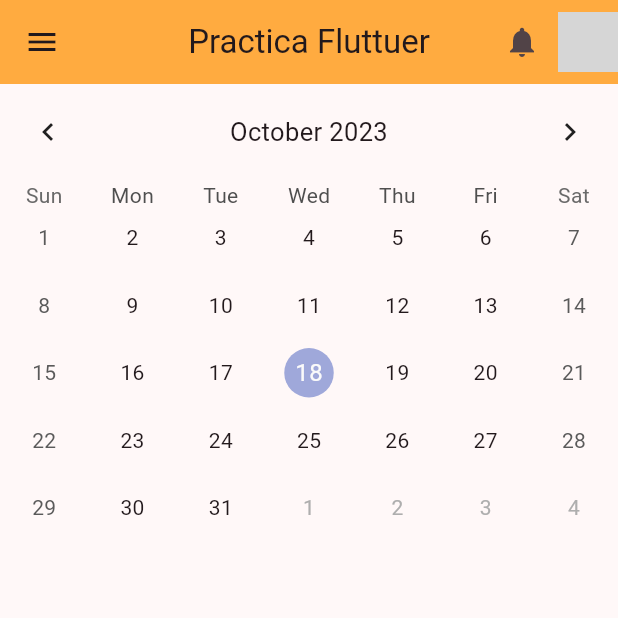
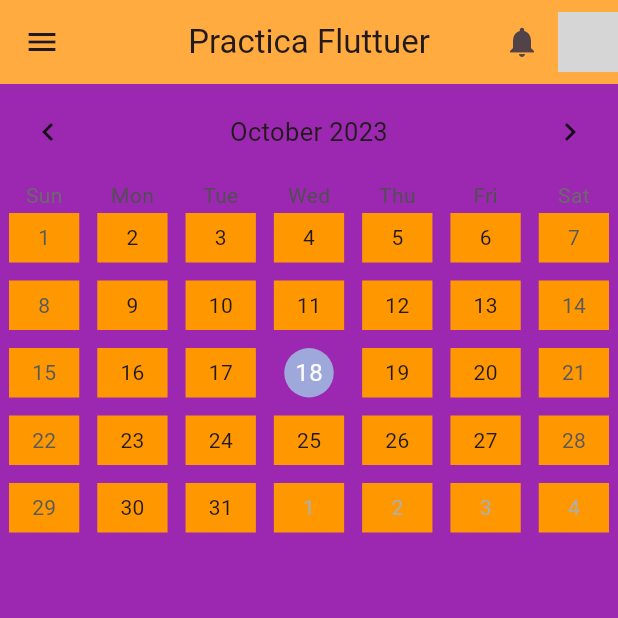
Before and after one commit to jvier990/PruebasFlutter, a Flutter app: the screen it shows after launch, on a phone screen of 412 x 824 dp, the top half of it. Run offline on Flutter 3.47's test engine with Material 2 defaults, Android fonts, the phone set to English and light mode, and no system bars; drawn by our look-alikes of table_calendar; missing offline and left inert: dart:html; network calls fail; grey boxes are pictures that could not be loaded.

Commit message:
"Calendario & Drawbar"

```diff
--- a/lib/Views/Counter.dart
+++ b/lib/Views/Counter.dart
@@ -1,3 +1,5 @@
+import 'dart:html';
+
 import 'package:flutter/material.dart';
 import 'package:table_calendar/table_calendar.dart';
 
@@ -33,6 +35,46 @@ class _practicaState extends State<practica> {
   @override
   Widget build(BuildContext context) {
     return Scaffold(
+      backgroundColor: Colors.purple,
+      drawer: Drawer(
+          shadowColor: Colors.black54,
+          child: Container(
+            color: Colors.black,
+            child: Column(
+              children: [
+                Container(
+                  width: 150,
+                  height: 150,
+                  margin: const EdgeInsets.only(top: 65, bottom: 20),
+                  child: Image.network(
+                      "https://media.tenor.com/ti0rtEuRNyEAAAAC/happy-halloween.gif"),
+                ),
+                const Text(
+                  "Javier Garcia",
+                  style: TextStyle(
+                      fontWeight: FontWeight.bold,
+                      fontSize: 20,
+                      color: Colors.white70),
+                ),
+                Container(
+                  margin: const EdgeInsets.only(top: 30),
+                  padding: const EdgeInsets.all(20),
+                  width: double.infinity,
+                  color: Colors.orange[400],
+                  child: const Text("Home",
+                      style: TextStyle(color: Colors.white70)),
+                ),
+                Container(
+                  margin: const EdgeInsets.only(top: 2),
+                  padding: const EdgeInsets.all(20),
+                  width: double.infinity,
+                  color: Colors.orange[400],
+                  child: const Text("Sign out",
+                      style: TextStyle(color: Colors.white70)),
+                ),
+              ],
+            ),
+          )),
       appBar: AppBar(
         title: const Text('Practica Fluttuer'),
         centerTitle: true,
@@ -47,21 +89,18 @@ class _practicaState extends State<practica> {
           ),
         ],
         backgroundColor: Colors.orangeAccent,
-        leading: IconButton(
-          onPressed: () {},
-          icon: IconButton(
-            onPressed: () {},
-            icon: const Icon(Icons.menu),
-          ),
-        ),
       ),
-      body: //SE PUEDE CREAR UN COMPONENTE PARA EL CALENDARIO
+      body:
+
+          //SE PUEDE CREAR UN COMPONENTE PARA EL CALENDARIO
           Column(children: [
         TableCalendar(
           locale: "en_US",
           rowHeight: 45,
           headerStyle: const HeaderStyle(
-              formatButtonVisible: false, titleCentered: true),
+              decoration: BoxDecoration(color: Colors.purple),
+              formatButtonVisible: false,
+              titleCentered: true),
           availableGestures: AvailableGestures.all,
           rangeSelectionMode: RangeSelectionMode.toggledOn,
           // selectedDayPredicate: (day) => isSameDay(day, today),
@@ -72,7 +111,12 @@ class _practicaState extends State<practica> {
           rangeStartDay: _RangeStart,
           rangeEndDay: _RangeFinish,
           onRangeSelected: _onDaysSelected,
-        )
+          calendarStyle: CalendarStyle(
+              defaultDecoration: BoxDecoration(color: Colors.orange),
+              outsideDecoration: BoxDecoration(color: Colors.orange),
+              holidayDecoration: BoxDecoration(color: Colors.orange),
+              weekendDecoration: BoxDecoration(color: Colors.orange)),
+        ),
       ]),
     );
   }
```
Also changed, not shown: lib/Views/plantilla.dart (added).
